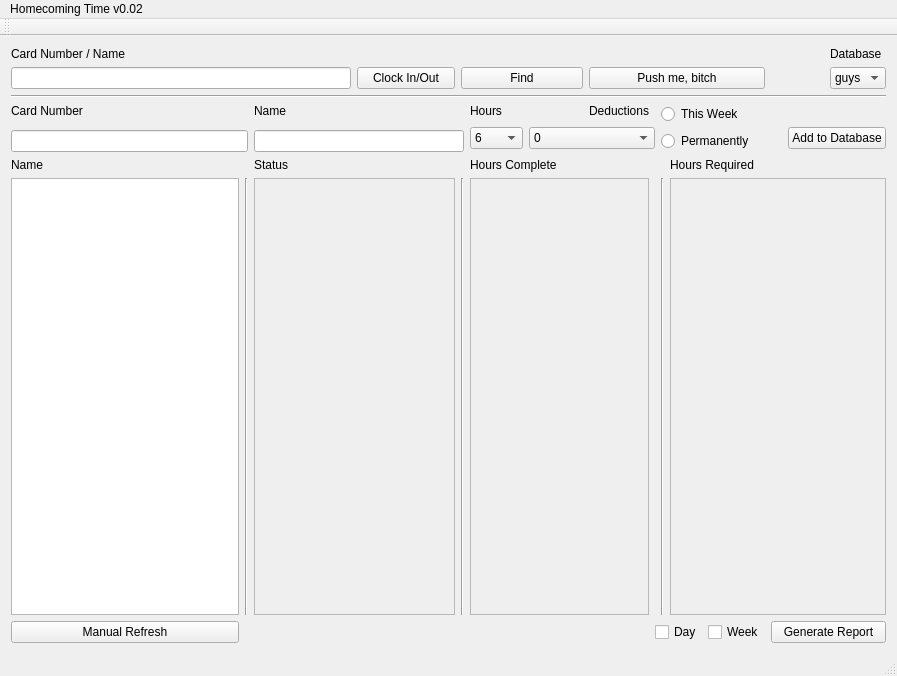
Qt form mainwindow.ui (sam-mcanelly/homecoming_timer) before a commit.
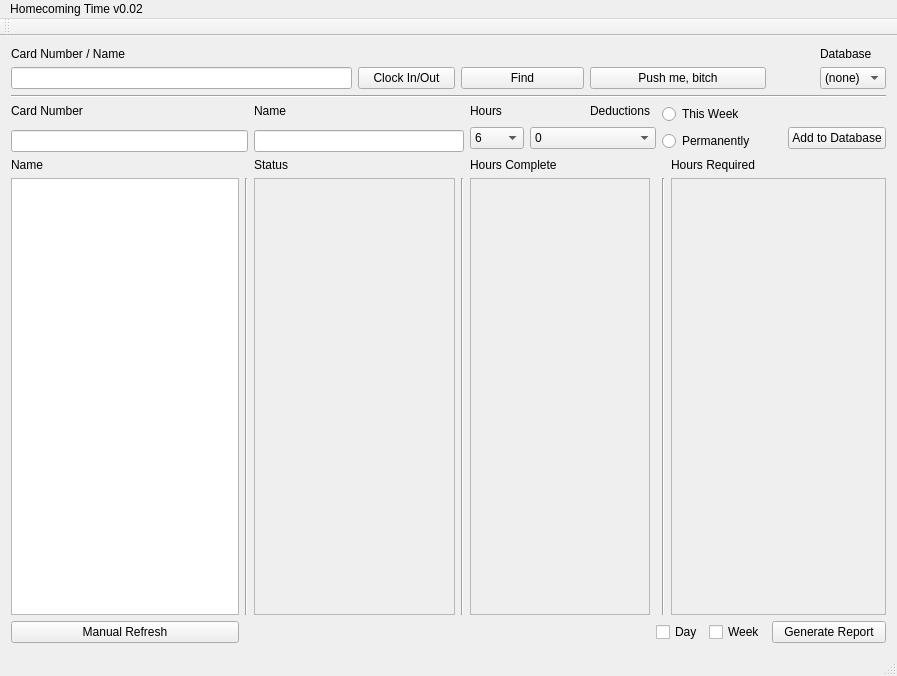
The same form after that commit.

Commit message: Changed database combobox to include a (none) option. Selecting the (none) option will clear out the listviewwidgets and leave a clean main window. The clear_student_lists() function was added to accomplish this.

Diff of the .ui file:
```diff
--- a/mainwindow.ui
+++ b/mainwindow.ui
@@ -61,6 +61,14 @@
     </item>
     <item row="1" column="14">
      <widget class="QComboBox" name="combo_db_selection">
+      <property name="currentText">
+       <string>(none)</string>
+      </property>
+      <item>
+       <property name="text">
+        <string>(none)</string>
+       </property>
+      </item>
       <item>
        <property name="text">
         <string>guys</string>
```
The commit also changes 2 other files.
